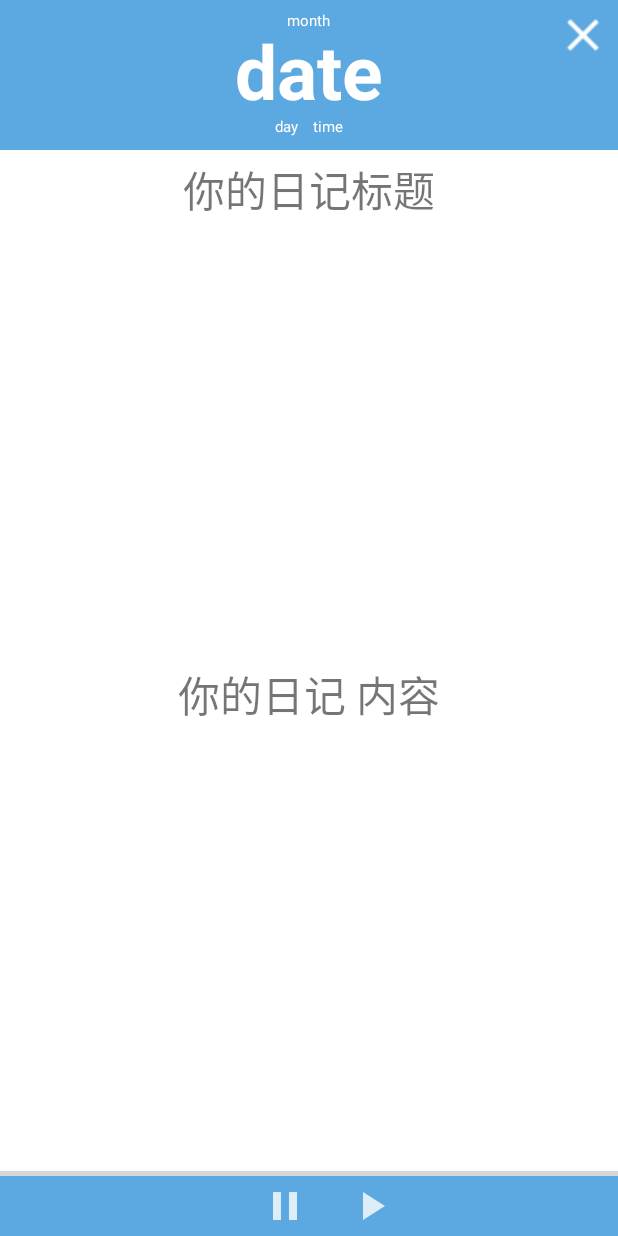
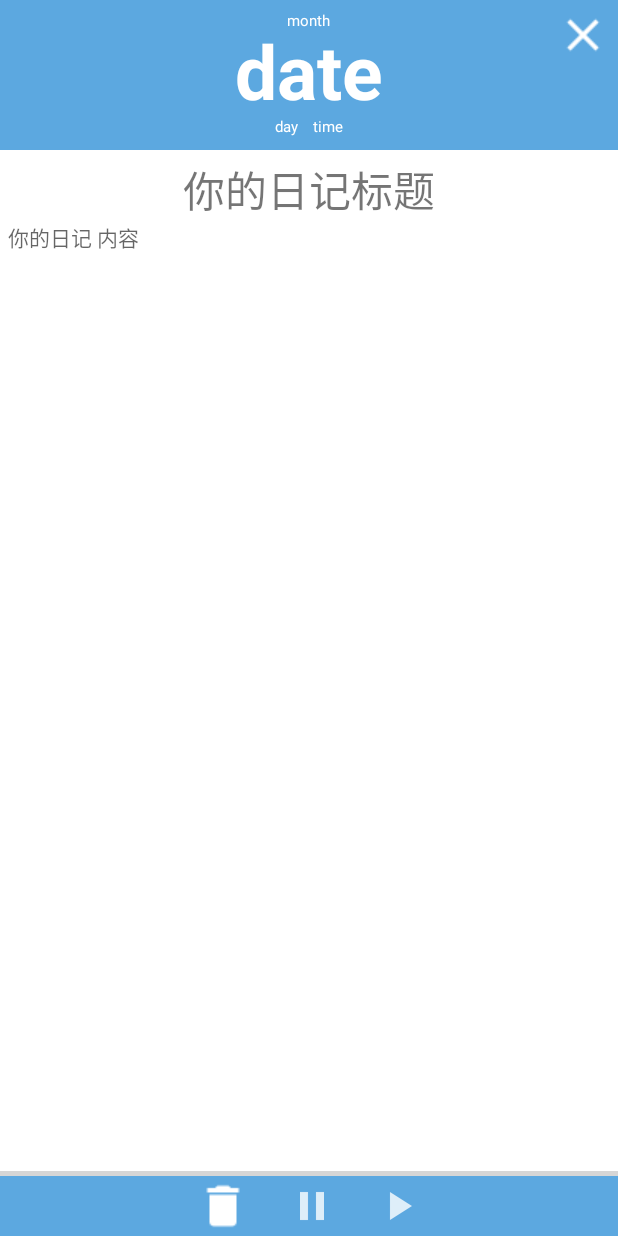
Before and after one commit to jojoli1024/new_diary, an Android app: the layout dialog_diary_page.xml on its own in the app's theme, with its tools: preview values and no code run, on a phone screen of 412 x 824 dp. Run offline under Robolectric (Android 15) with nearby library versions, the phone set to English and light mode, and no system bars; grey boxes are pictures that could not be loaded.

Commit message:
jojo分支：删除日记完成，bug:浏览界面不能立即刷新。待编码部分：备忘录的查看与删除，备忘录的定时提醒功能；背景音乐的选择。（可能还有编辑日记的功能）

```diff
--- a/app/src/main/java/com/jojo/diary/diary/DiaryFragment.java
+++ b/app/src/main/java/com/jojo/diary/diary/DiaryFragment.java
@@ -126,7 +126,7 @@ public class DiaryFragment extends Fragment implements View.OnClickListener {
         title = EDT_diary_title.getText().toString();
         content = EDT_diary_content.getText().toString();
         date = "" + calendar.get(Calendar.YEAR) + "-" +
-                calendar.get(Calendar.MONTH) + "-" +
+                (calendar.get(Calendar.MONTH)+1) + "-" +
                 calendar.get(Calendar.DAY_OF_MONTH) + " " +
                 calendar.get(Calendar.HOUR_OF_DAY) + ":" +
                 calendar.get(Calendar.MINUTE);
--- a/app/src/main/res/layout/dialog_diary_page.xml
+++ b/app/src/main/res/layout/dialog_diary_page.xml
@@ -18,6 +18,12 @@
         <!--android:text="MusicPlayer:" -->
         <!--android:textColor="@android:color/white"-->
         <!--android:textSize="15dp"/>-->
+
+        <ImageView
+            android:id="@+id/dialog_IV_diary_delete"
+            android:layout_width="wrap_content"
+            android:layout_height="wrap_content"
+            android:src="@drawable/ic_delete_white_24dp" />
 
         <ImageView
             android:id="@+id/IV_music_puase"
@@ -59,7 +65,6 @@
                 android:background="@color/themeColor">
 
                 <LinearLayout
-                    android:id="@+id/dialog_LL_diary_time_information"
                     android:layout_width="match_parent"
                     android:layout_height="match_parent"
                     android:gravity="center_horizontal"
@@ -86,7 +91,6 @@
                         android:text="date"/>
 
                     <LinearLayout
-                        android:id="@+id/dialog_LL_diary_day_and_time"
                         android:layout_width="wrap_content"
                         android:layout_height="wrap_content"
                         android:orientation="horizontal">
@@ -150,7 +154,6 @@
 
 
             <LinearLayout
-                android:id="@+id/dialog_RL_diary_content"
                 android:layout_width="match_parent"
                 android:layout_height="wrap_content"
                 android:layout_below="@id/dialog_RL_diary_info"
@@ -160,45 +163,14 @@
 
 
                 <LinearLayout
-                    android:id="@+id/dialog_RL_diary_title_content"
                     android:layout_width="match_parent"
                     android:layout_height="wrap_content"
                     android:gravity="center_vertical"
                     android:orientation="horizontal"
                     android:weightSum="1">
 
-                    <!--<RelativeLayout-->
-                    <!--android:id="@+id/dialog_RL_diary_weather"-->
-                    <!--android:layout_width="0dp"-->
-                    <!--android:layout_height="wrap_content"-->
-                    <!--android:layout_marginLeft="2dp"-->
-                    <!--android:layout_weight="0.15">-->
-
-                    <!--<Spinner-->
-                    <!--android:id="@+id/dialog_SP_diary_weather"-->
-                    <!--android:layout_width="match_parent"-->
-                    <!--android:layout_height="wrap_content"-->
-                    <!--android:background="@null"-->
-                    <!--android:gravity="center" />-->
-                    <!--</RelativeLayout>-->
-
-                    <!--<RelativeLayout-->
-                    <!--android:id="@+id/dialog_RL_diary_mood"-->
-                    <!--android:layout_width="0dp"-->
-                    <!--android:layout_height="wrap_content"-->
-                    <!--android:layout_marginLeft="2dp"-->
-                    <!--android:layout_weight="0.15">-->
-
-                    <!--<Spinner-->
-                    <!--android:id="@+id/dialog_SP_diary_mood"-->
-                    <!--android:layout_width="match_parent"-->
-                    <!--android:layout_height="wrap_content"-->
-                    <!--android:background="@null"-->
-                    <!--android:gravity="center" />-->
-                    <!--</RelativeLayout>-->
-
                     <TextView
-                        android:id="@+id/dialog_TV_diary_title_content"
+                        android:id="@+id/dialog_TV_diary_title"
                         android:layout_width="match_parent"
                         android:layout_height="wrap_content"
                         android:layout_gravity="center"
@@ -213,29 +185,16 @@
                     android:layout_width="match_parent"
                     android:layout_height="match_parent">
 
-                    <TextView
-                        android:id="@+id/dialog_TV_diary_item_content_hint"
-                        android:layout_width="wrap_content"
-                        android:layout_height="wrap_content"
-                        android:layout_centerInParent="true"
-                        android:text="@string/diary_content_hint"
-                        android:textSize="28dp"
-                        android:visibility="visible" />
-
-                    <ProgressBar
-                        android:id="@+id/dialog_PB_diary_item_content_hint"
-                        android:layout_width="wrap_content"
-                        android:layout_height="wrap_content"
-                        android:layout_centerInParent="true"
-                        android:visibility="gone" />
-
                     <LinearLayout
-                        android:id="@+id/dialog_LL_diary_item_content"
                         android:layout_width="match_parent"
                         android:layout_height="match_parent"
                         android:orientation="vertical">
 
-
+                        <TextView
+                            android:id="@+id/dialog_TV_diary_content"
+                            android:layout_width="match_parent"
+                            android:layout_height="match_parent"
+                            android:hint="@string/diary_content_hint"/>
                     </LinearLayout>
                 </RelativeLayout>
             </LinearLayout>
```
Also changed, not shown: app/src/main/java/com/jojo/diary/db/DBManager.java (+28 -1 lines), app/src/main/java/com/jojo/diary/view/ViewFragment.java (+30 -4 lines), app/src/main/java/com/jojo/diary/view/dialog_diaryFragment.java (+77 -21 lines), app/src/main/java/com/jojo/diary/view/recycleAdapter.java (+12 -10 lines).
